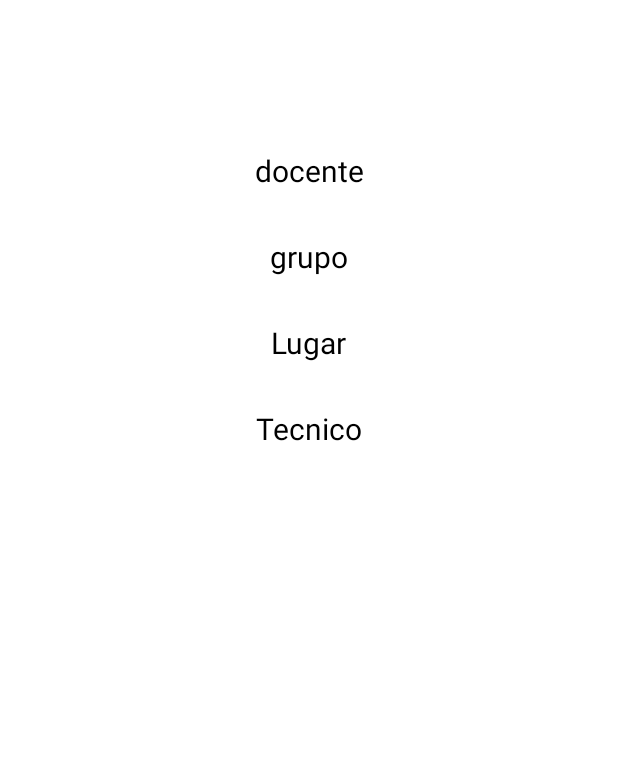
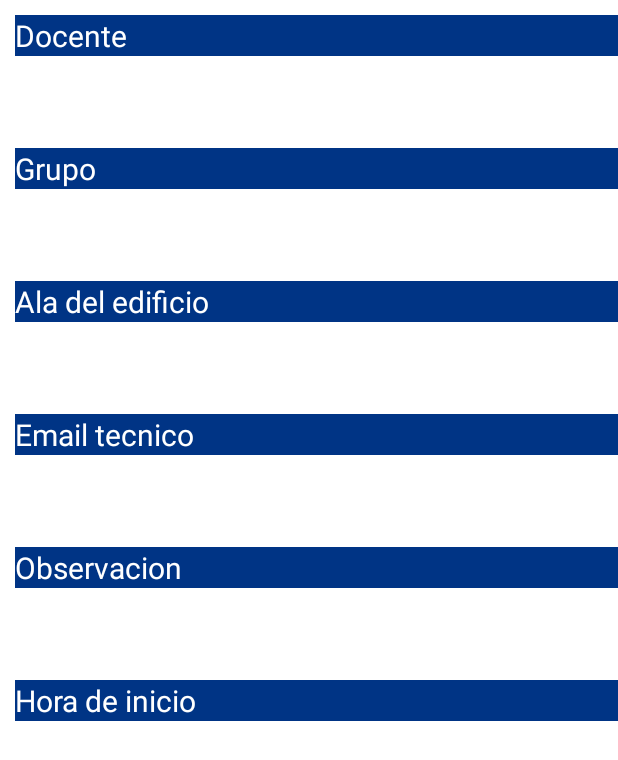
Before and after one commit to Sjeffmichael/Control_de_servicios_Oficina_de_medios_audiovisuales, an Android app: the RegistroEspera screen opened directly, with no data from a screen before it, on a phone screen of 412 x 824 dp. Shown: the top 760 px of the screen. Run offline under Robolectric (Android 15) with nearby library versions, the light colour scheme and no system bars; our stand-ins replace Firebase (no records; nobody signed in at launch, a user with empty details on screens opened directly); 3 statements that could not run were skipped.

Commit message:
commit diseño de registro espera

```diff
--- a/app/src/main/java/com/example/controldeservicios_oficinademediosaudiovisuales/RegistroEspera.kt
+++ b/app/src/main/java/com/example/controldeservicios_oficinademediosaudiovisuales/RegistroEspera.kt
@@ -1,11 +1,14 @@
 package com.example.controldeservicios_oficinademediosaudiovisuales
 
 import android.content.Intent
+import android.icu.text.SimpleDateFormat
+import android.os.Build
 import androidx.appcompat.app.AppCompatActivity
 import android.os.Bundle
 import android.util.Log
 import android.widget.TextView
 import android.widget.Toast
+import androidx.annotation.RequiresApi
 import com.example.controldeservicios_oficinademediosaudiovisuales.adapter.EsperaAdapter
 import com.example.controldeservicios_oficinademediosaudiovisuales.datos.EsperaModelClass
 import com.google.firebase.database.DataSnapshot
@@ -13,9 +16,11 @@ import com.google.firebase.database.DatabaseError
 import com.google.firebase.database.ValueEventListener
 import com.google.firebase.firestore.CollectionReference
 import com.google.firebase.firestore.FirebaseFirestore
+import java.util.*
 
 class RegistroEspera : AppCompatActivity() {
 
+    @RequiresApi(Build.VERSION_CODES.N)
     override fun onCreate(savedInstanceState: Bundle?) {
         super.onCreate(savedInstanceState)
         setContentView(R.layout.registrio_espera)
@@ -24,21 +29,40 @@ class RegistroEspera : AppCompatActivity() {
         val pos = intent.getStringExtra("pos").toString()
         //val mydataset = EsperaModelClass().id
 
+        val docente:TextView=findViewById(R.id.docente_Nombre)
+        val grupo:TextView=findViewById(R.id.grupo)
+        val ala:TextView=findViewById(R.id.Ala)
+        val tecnico:TextView=findViewById(R.id.tecnico)
+        val observacion:TextView=findViewById(R.id.observacion)
+        val h_inicio:TextView=findViewById(R.id.hora_inicio)
+        val sdf = SimpleDateFormat("MM/dd/yyyy h:mm a", Locale.US)
 
             db.collection("control_servicios").document(pos).get().addOnSuccessListener {
                 val nombre = it.getString("nombre_docente")
+                val dato_grupo = it.getString("grupo")
+                val dato_ala = it.getString("ala")
+                val dato_tecnico = it.getString("email_tecnico")
+                val dato_observa = it.getString("observacion")
+                val dato_h_inico = it.getTimestamp("hora_inicio")
+                val fecha:String =sdf.format(dato_h_inico?.toDate()).toString()
+
+                docente.text=nombre
+                grupo.text=dato_grupo
+                ala.text=dato_ala
+                tecnico.text=dato_tecnico
+                observacion.text=dato_observa
+                h_inicio.text= fecha
                 //Log.d("Datos doc: ", "$nombre")
                 Toast.makeText (this, nombre , Toast.LENGTH_SHORT).show()
             }
 
-
-
-
         /*val db: FirebaseFirestore = FirebaseFirestore.getInstance()
 
         var datos=""
+        var dato_Grupo=""
+
         val docente:TextView=findViewById(R.id.docente_Nombre)
-
+        val grupo:TextView=findViewById(R.id.grupo)
 
         var pos= intent.getStringExtra("pos").toString()
         Toast.makeText (this, pos.toString() , Toast.LENGTH_SHORT).show()
@@ -49,12 +73,15 @@ class RegistroEspera : AppCompatActivity() {
 
                 for (documento in resultado) {
                     val nombre = documento["nombre_docente"].toString()
+                    val grupo = documento["grupo"].toString()
                     //datos+="${documento.id}: ${documento.data}\n"
                     if(pos.toString() == nombre){
                         datos+="${documento.id}: ${nombre}\n"
+                        dato_Grupo+="${grupo}"
                     }
                 }
                 docente.text=datos
+                grupo.text=dato_Grupo
             }
 
             .addOnFailureListener{ exception ->
--- a/app/src/main/res/layout/registrio_espera.xml
+++ b/app/src/main/res/layout/registrio_espera.xml
@@ -12,60 +12,154 @@
         tools:context=".RegistroEspera">
 
         <TextView
+            android:id="@+id/texto1"
+            android:layout_width="match_parent"
+            android:layout_height="wrap_content"
+            android:layout_marginStart="10dp"
+            android:layout_marginTop="10dp"
+            android:text="Docente"
+            android:textColor="@color/white"
+            android:textSize="20sp"
+            android:background="@color/azul_uni"
+            app:layout_constraintStart_toStartOf="parent"
+            app:layout_constraintTop_toTopOf="parent" />
+
+        <TextView
+            android:id="@+id/texto2"
+            android:layout_width="match_parent"
+            android:layout_height="wrap_content"
+            android:layout_marginStart="10dp"
+            android:layout_marginTop="20dp"
+            android:text="Grupo"
+            android:background="@color/azul_uni"
+            android:textColor="@color/white"
+            android:textSize="20sp"
+            app:layout_constraintStart_toStartOf="parent"
+            app:layout_constraintTop_toBottomOf="@+id/docente_Nombre" />
+
+        <TextView
+            android:id="@+id/texto3"
+            android:layout_width="match_parent"
+            android:layout_height="wrap_content"
+            android:layout_marginStart="10dp"
+            android:layout_marginTop="20dp"
+            android:background="@color/azul_uni"
+            android:text="Ala del edificio"
+            android:textColor="@color/white"
+            android:textSize="20sp"
+            app:layout_constraintStart_toStartOf="parent"
+            app:layout_constraintTop_toBottomOf="@+id/grupo" />
+
+        <TextView
+            android:id="@+id/texto4"
+            android:layout_width="match_parent"
+            android:layout_height="wrap_content"
+            android:layout_marginStart="10dp"
+            android:layout_marginTop="20dp"
+            android:background="@color/azul_uni"
+            android:text="Email tecnico"
+            android:textColor="@color/white"
+            android:textSize="20sp"
+            app:layout_constraintStart_toStartOf="parent"
+            app:layout_constraintTop_toBottomOf="@+id/Ala" />
+
+        <TextView
+            android:id="@+id/texto5"
+            android:layout_width="match_parent"
+            android:layout_height="wrap_content"
+            android:layout_marginStart="10dp"
+            android:layout_marginTop="20dp"
+            android:background="@color/azul_uni"
+            android:text="Observacion"
+            android:textColor="@color/white"
+            android:textSize="20sp"
+            app:layout_constraintStart_toStartOf="parent"
+            app:layout_constraintTop_toBottomOf="@+id/tecnico" />
+
+        <TextView
+            android:id="@+id/texto6"
+            android:layout_width="match_parent"
+            android:layout_height="wrap_content"
+            android:layout_marginStart="10dp"
+            android:layout_marginTop="20dp"
+            android:background="@color/azul_uni"
+            android:text="Hora de inicio"
+            android:textColor="@color/white"
+            android:textSize="20sp"
+            app:layout_constraintStart_toStartOf="parent"
+            app:layout_constraintTop_toBottomOf="@+id/observacion" />
+
+        <TextView
             android:id="@+id/docente_Nombre"
             android:layout_width="wrap_content"
             android:layout_height="wrap_content"
-            android:layout_marginStart="100dp"
-            android:layout_marginTop="100dp"
-            android:layout_marginEnd="100dp"
+            android:layout_marginStart="10dp"
+            android:layout_marginTop="20dp"
             android:text="docente"
             android:textColor="#000"
-            android:textSize="20sp"
-            app:layout_constraintEnd_toEndOf="parent"
+            android:textSize="15sp"
             app:layout_constraintStart_toStartOf="parent"
-            app:layout_constraintTop_toTopOf="parent" />
+            app:layout_constraintTop_toBottomOf="@+id/texto1" />
 
         <TextView
             android:id="@+id/grupo"
             android:layout_width="wrap_content"
             android:layout_height="wrap_content"
-            android:layout_marginStart="100dp"
-            android:layout_marginTop="30dp"
-            android:layout_marginEnd="100dp"
+            android:layout_marginStart="10dp"
+            android:layout_marginTop="20dp"
             android:text="grupo"
             android:textColor="#000"
-            android:textSize="20sp"
-            app:layout_constraintEnd_toEndOf="parent"
+            android:textSize="15sp"
             app:layout_constraintStart_toStartOf="parent"
-            app:layout_constraintTop_toBottomOf="@+id/docente_Nombre" />
+            app:layout_constraintTop_toBottomOf="@+id/texto2" />
 
         <TextView
             android:id="@+id/Ala"
             android:layout_width="wrap_content"
             android:layout_height="wrap_content"
-            android:layout_marginStart="100dp"
-            android:layout_marginTop="30dp"
-            android:layout_marginEnd="100dp"
+            android:layout_marginStart="10dp"
+            android:layout_marginTop="20dp"
             android:text="Lugar"
             android:textColor="#000"
-            android:textSize="20sp"
-            app:layout_constraintEnd_toEndOf="parent"
+            android:textSize="15sp"
             app:layout_constraintStart_toStartOf="parent"
-            app:layout_constraintTop_toBottomOf="@+id/grupo" />
+            app:layout_constraintTop_toBottomOf="@+id/texto3" />
 
         <TextView
             android:id="@+id/tecnico"
             android:layout_width="wrap_content"
             android:layout_height="wrap_content"
-            android:layout_marginStart="100dp"
-            android:layout_marginTop="30dp"
-            android:layout_marginEnd="100dp"
+            android:layout_marginStart="10dp"
+            android:layout_marginTop="20dp"
             android:text="Tecnico"
             android:textColor="#000"
-            android:textSize="20sp"
-            app:layout_constraintEnd_toEndOf="parent"
+            android:textSize="15sp"
             app:layout_constraintStart_toStartOf="parent"
-            app:layout_constraintTop_toBottomOf="@+id/Ala" />
+            app:layout_constraintTop_toBottomOf="@+id/texto4" />
+
+        <TextView
+            android:id="@+id/observacion"
+            android:layout_width="wrap_content"
+            android:layout_height="wrap_content"
+            android:layout_marginStart="10dp"
+            android:layout_marginTop="20dp"
+            android:text="observacion"
+            android:textColor="#000"
+            android:textSize="15sp"
+            app:layout_constraintStart_toStartOf="parent"
+            app:layout_constraintTop_toBottomOf="@+id/texto5" />
+
+        <TextView
+            android:id="@+id/hora_inicio"
+            android:layout_width="wrap_content"
+            android:layout_height="wrap_content"
+            android:layout_marginStart="10dp"
+            android:layout_marginTop="20dp"
+            android:text="hora de inicio"
+            android:textColor="#000"
+            android:textSize="15sp"
+            app:layout_constraintStart_toStartOf="parent"
+            app:layout_constraintTop_toBottomOf="@+id/texto6" />
 
     </androidx.constraintlayout.widget.ConstraintLayout>
 </ScrollView>
```
